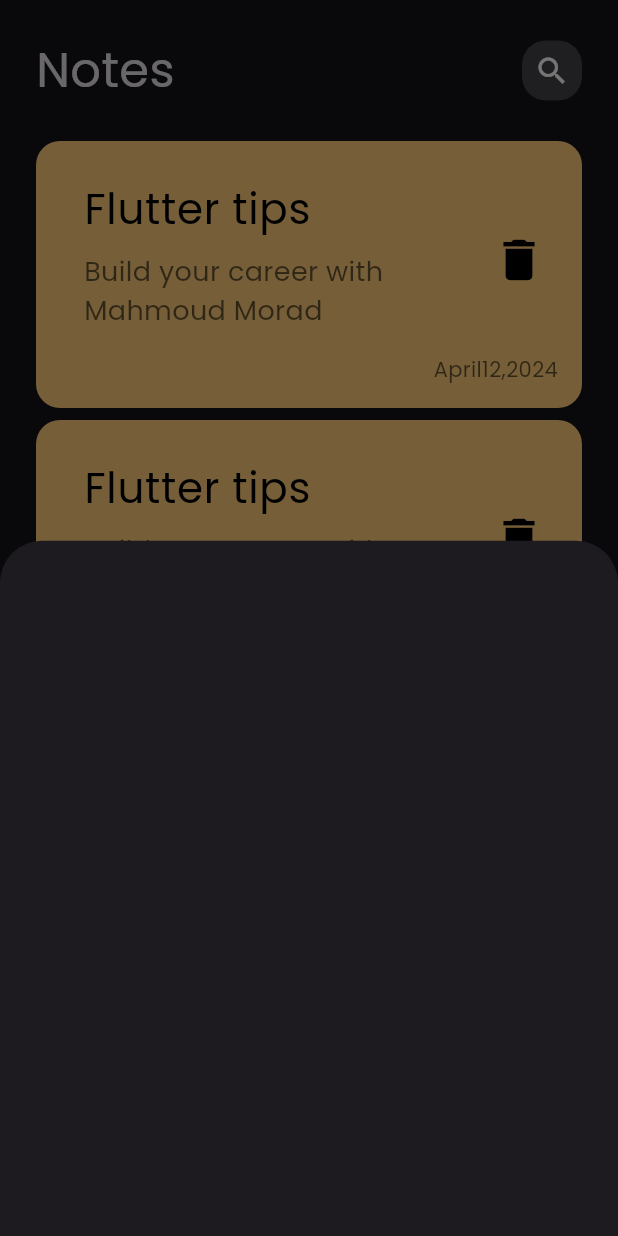
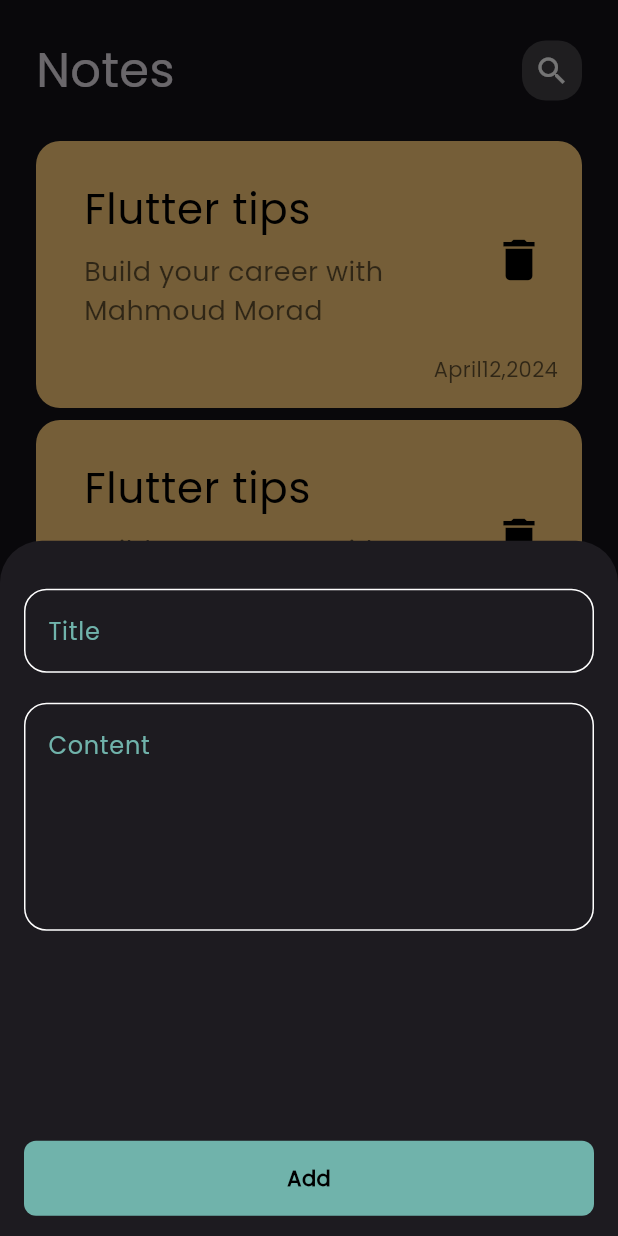
Before and after one commit to mahmoudmourad124/notes_app, a Flutter app: the screen it shows after launch, after a tap on the "add" icon, on a phone screen of 412 x 824 dp. Run offline on Flutter 3.47's test engine with Material 3 defaults, Android fonts, the phone set to English and light mode, and no system bars.

Commit message:
add fields to botom sheet

```diff
--- /dev/null
+++ b/lib/constants.dart
@@ -0,0 +1,3 @@
+import 'package:flutter/material.dart';
+
+const Color kPrimaryColor = Color(0xff70B3AB);
--- /dev/null
+++ b/lib/views/add_note_model_sheet.dart
@@ -0,0 +1,32 @@
+import 'package:flutter/material.dart';
+import 'package:notes_app/views/custom_button.dart';
+import 'package:notes_app/views/custom_text_field.dart';
+
+class AddNoteModelSheet extends StatelessWidget {
+  const AddNoteModelSheet({super.key});
+
+  @override
+  Widget build(BuildContext context) {
+    return const Padding(
+      padding: EdgeInsets.symmetric(vertical: 32, horizontal: 16),
+      child: Column(
+        children: [
+          CustomTextField(
+            textFieldHint: 'Title',
+          ),
+          SizedBox(
+            height: 20,
+          ),
+          CustomTextField(
+            maxLines: 5,
+            textFieldHint: 'Content',
+          ),
+          SizedBox(
+            height: 140,
+          ),
+          CustomButton()
+        ],
+      ),
+    );
+  }
+}
--- /dev/null
+++ b/lib/views/custom_button.dart
@@ -0,0 +1,23 @@
+import 'package:flutter/material.dart';
+import 'package:notes_app/constants.dart';
+
+class CustomButton extends StatelessWidget {
+  const CustomButton({super.key});
+
+  @override
+  Widget build(BuildContext context) {
+    return Container(
+      decoration: BoxDecoration(
+        borderRadius: BorderRadius.circular(8),
+        color: kPrimaryColor,
+      ),
+      height: 50,
+      width: 500,
+      child: const Center(
+          child: Text(
+        'Add',
+        style: TextStyle(color: Colors.black, fontWeight: FontWeight.bold),
+      )),
+    );
+  }
+}
--- /dev/null
+++ b/lib/views/custom_text_field.dart
@@ -0,0 +1,37 @@
+// ignore_for_file: prefer_const_constructors
+
+import 'package:flutter/material.dart';
+import 'package:flutter/services.dart';
+import 'package:notes_app/constants.dart';
+
+class CustomTextField extends StatelessWidget {
+  const CustomTextField(
+      {super.key, required this.textFieldHint, this.maxLines = 1});
+  final String textFieldHint;
+  final int maxLines;
+  @override
+  Widget build(BuildContext context) {
+    return Column(
+      children: [
+        TextField(
+          maxLines: maxLines,
+          decoration: InputDecoration(
+              hintText: textFieldHint,
+              hintStyle: TextStyle(
+                color: kPrimaryColor,
+              ),
+              border: buildBorder(),
+              enabledBorder: buildBorder(),
+              focusedBorder: buildBorder(kPrimaryColor)),
+          cursorColor: kPrimaryColor,
+        ),
+      ],
+    );
+  }
+
+  OutlineInputBorder buildBorder([color]) {
+    return OutlineInputBorder(
+        borderRadius: BorderRadius.circular(15),
+        borderSide: BorderSide(color: color ?? Colors.white));
+  }
+}
--- a/lib/views/notes_view.dart
+++ b/lib/views/notes_view.dart
@@ -1,4 +1,5 @@
 import 'package:flutter/material.dart';
+import 'package:notes_app/views/add_note_model_sheet.dart';
 import 'package:notes_app/views/notes_view_body.dart';
 
 class NotesView extends StatelessWidget {
@@ -12,9 +13,11 @@ class NotesView extends StatelessWidget {
         child: FloatingActionButton(
           onPressed: () {
             showModalBottomSheet(
+              // shape: RoundedRectangleBorder(
+              //     borderRadius: BorderRadius.circular(0)),
               context: context,
               builder: (context) {
-                return Container();
+                return AddNoteModelSheet();
               },
             );
           },
```
Also changed, not shown: 8 other files.
